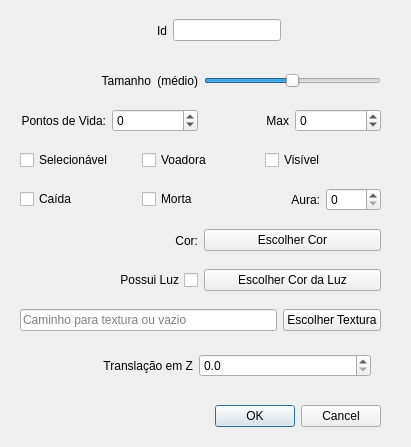
The window that ifg/qt/ui/entidade.ui (matferib/tabuleiro-virtual) describes before a commit, drawn with Qt 5.
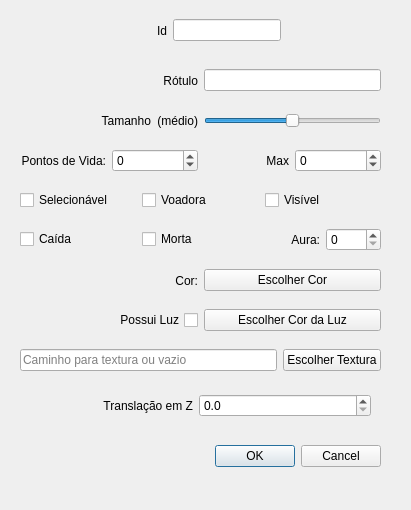
The same window after the commit.

Commit message: implementacao de rotulo no tabuleiro

Patch:
```diff
--- a/ifg/qt/ui/entidade.ui
+++ b/ifg/qt/ui/entidade.ui
@@ -8,7 +8,7 @@
     <x>0</x>
     <y>0</y>
     <width>411</width>
-    <height>447</height>
+    <height>510</height>
    </rect>
   </property>
   <property name="windowTitle">
@@ -24,7 +24,7 @@
    <property name="geometry">
     <rect>
      <x>40</x>
-     <y>400</y>
+     <y>440</y>
      <width>341</width>
      <height>32</height>
     </rect>
@@ -66,7 +66,7 @@
    <property name="geometry">
     <rect>
      <x>20</x>
-     <y>220</y>
+     <y>260</y>
      <width>361</width>
      <height>41</height>
     </rect>
@@ -105,7 +105,7 @@
    <property name="geometry">
     <rect>
      <x>20</x>
-     <y>260</y>
+     <y>300</y>
      <width>361</width>
      <height>41</height>
     </rect>
@@ -137,7 +137,7 @@
    <property name="geometry">
     <rect>
      <x>20</x>
-     <y>60</y>
+     <y>100</y>
      <width>361</width>
      <height>41</height>
     </rect>
@@ -207,7 +207,7 @@
    <property name="geometry">
     <rect>
      <x>20</x>
-     <y>300</y>
+     <y>340</y>
      <width>361</width>
      <height>41</height>
     </rect>
@@ -236,7 +236,7 @@
    <property name="geometry">
     <rect>
      <x>20</x>
-     <y>140</y>
+     <y>180</y>
      <width>361</width>
      <height>41</height>
     </rect>
@@ -272,7 +272,7 @@
    <property name="geometry">
     <rect>
      <x>20</x>
-     <y>100</y>
+     <y>140</y>
      <width>361</width>
      <height>41</height>
     </rect>
@@ -340,7 +340,7 @@
    <property name="geometry">
     <rect>
      <x>20</x>
-     <y>180</y>
+     <y>220</y>
      <width>361</width>
      <height>39</height>
     </rect>
@@ -383,7 +383,7 @@
    <property name="geometry">
     <rect>
      <x>20</x>
-     <y>350</y>
+     <y>390</y>
      <width>351</width>
      <height>31</height>
     </rect>
@@ -414,6 +414,45 @@
     </item>
    </layout>
   </widget>
+  <widget class="QWidget" name="horizontalLayoutWidget_9">
+   <property name="geometry">
+    <rect>
+     <x>20</x>
+     <y>60</y>
+     <width>361</width>
+     <height>41</height>
+    </rect>
+   </property>
+   <layout class="QHBoxLayout" name="horizontalLayout_14">
+    <item>
+     <layout class="QHBoxLayout" name="horizontalLayout_15">
+      <item>
+       <widget class="QLabel" name="label_8">
+        <property name="sizePolicy">
+         <sizepolicy hsizetype="MinimumExpanding" vsizetype="Preferred">
+          <horstretch>0</horstretch>
+          <verstretch>0</verstretch>
+         </sizepolicy>
+        </property>
+        <property name="text">
+         <string>Rótulo</string>
+        </property>
+        <property name="alignment">
+         <set>Qt::AlignRight|Qt::AlignTrailing|Qt::AlignVCenter</set>
+        </property>
+       </widget>
+      </item>
+      <item>
+       <widget class="QLineEdit" name="campo_rotulo">
+        <property name="readOnly">
+         <bool>false</bool>
+        </property>
+       </widget>
+      </item>
+     </layout>
+    </item>
+   </layout>
+  </widget>
  </widget>
  <resources/>
  <connections>
```
The commit also changes 6 other files.
